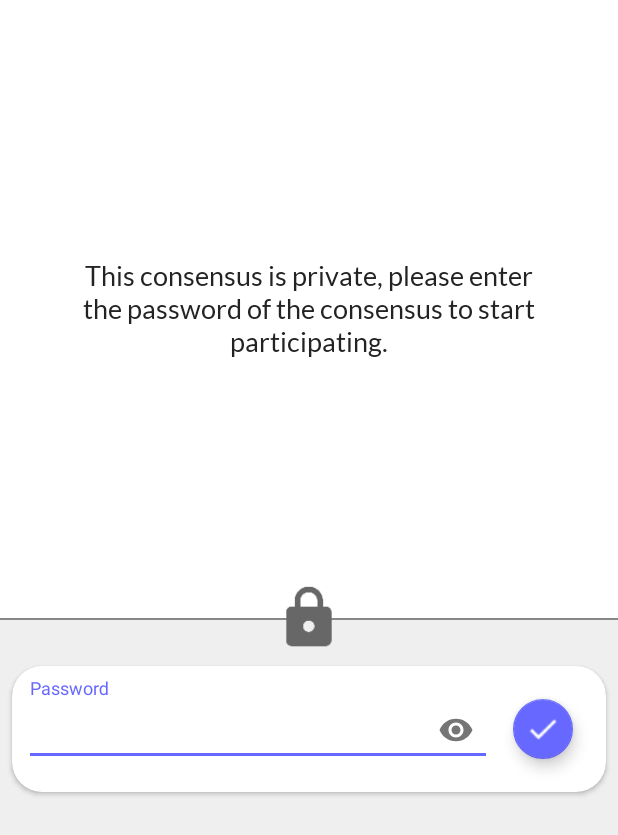
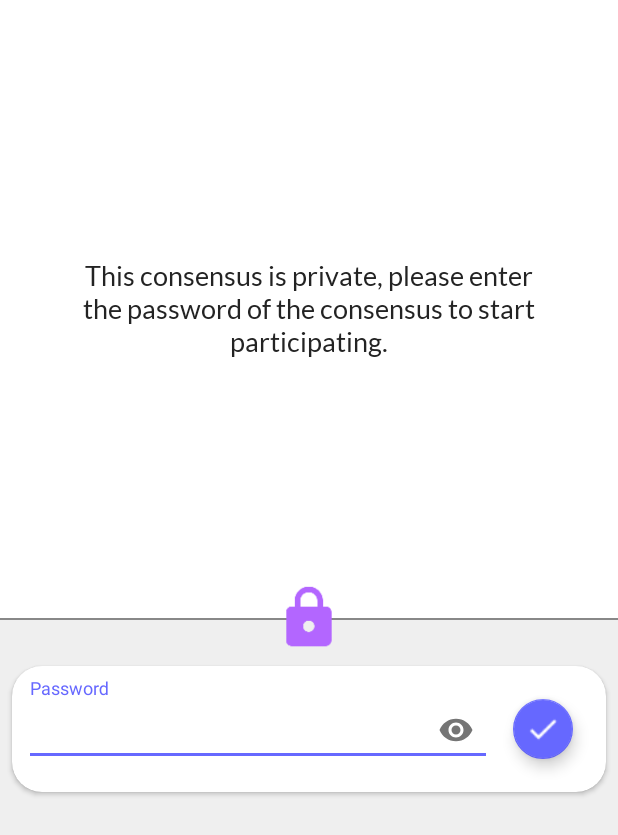
Before and after one commit to hothf/rgreed-app, an Android app: the layout layout_lock_view.xml on its own in the app's theme, with its tools: preview values and no code run, on a phone screen of 412 x 824 dp. Shown: the top 835 px of the screen. Run offline under Robolectric (Android 15) with nearby library versions, the phone set to English and light mode, and no system bars.

Commit message:
USe brighter colors

```diff
--- a/app/src/main/res/values/colors.xml
+++ b/app/src/main/res/values/colors.xml
@@ -18,10 +18,10 @@
     <color name="snackErrorTextColor">#ffffff</color>
     <color name="snackDefaultTextColor">#ffffff</color>
 
-    <color name="colorStatusUnknown">#676767</color>
+    <color name="colorStatusUnknown">#b366ff</color>
     <color name="colorStatusOpen">#2c9b97</color>
     <color name="colorStatusOpenAlternative">#4ebdb9</color>
-    <color name="colorStatusFinished">#555555</color>
+    <color name="colorStatusFinished">#5757d1</color>
 
     <color name="fontNav">#232323</color>
     <color name="fontTitle">#333333</color>
```
